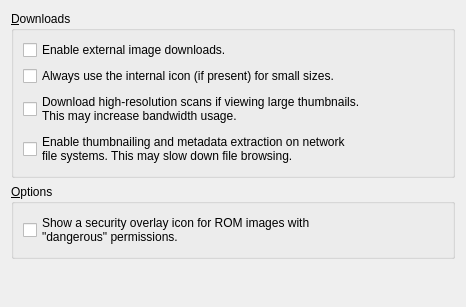
Qt form src/kde/config/OptionsTab.ui (GerbilSoft/rom-properties) before a commit.
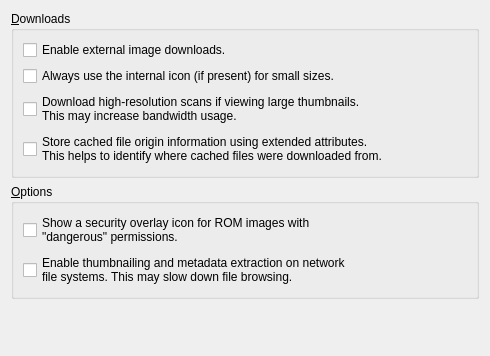
The same form after that commit.

Commit message:
rp-config: Added a configuration option to disable storing file origin information.
It's usually a good idea to keep this enabled (and it's enabled by
default), but some users might want to turn it off. If disabled,
RpFile::setOriginInfo() will still set the mtime, but it won't save
the original URL in an extended attribute.

The edit to the form file:
```diff
--- a/src/kde/config/OptionsTab.ui
+++ b/src/kde/config/OptionsTab.ui
@@ -6,8 +6,8 @@
    <rect>
     <x>0</x>
     <y>0</y>
-    <width>466</width>
-    <height>307</height>
+    <width>490</width>
+    <height>356</height>
    </rect>
   </property>
   <layout class="QVBoxLayout" name="vboxMain">
@@ -40,10 +40,10 @@
        </widget>
       </item>
       <item>
-       <widget class="QCheckBox" name="chkEnableThumbnailOnNetworkFS">
+       <widget class="QCheckBox" name="chkStoreFileOriginInfo">
         <property name="text">
-         <string>Enable thumbnailing and metadata extraction on network
-file systems. This may slow down file browsing.</string>
+         <string>Store cached file origin information using extended attributes.
+This helps to identify where cached files were downloaded from.</string>
         </property>
        </widget>
       </item>
@@ -64,6 +64,14 @@
         </property>
        </widget>
       </item>
+      <item>
+       <widget class="QCheckBox" name="chkEnableThumbnailOnNetworkFS">
+        <property name="text">
+         <string>Enable thumbnailing and metadata extraction on network
+file systems. This may slow down file browsing.</string>
+        </property>
+       </widget>
+      </item>
      </layout>
     </widget>
    </item>
```
Left out of the diff: 20 changed lines with no effect on the pictures. The commit also changes 9 other files.
